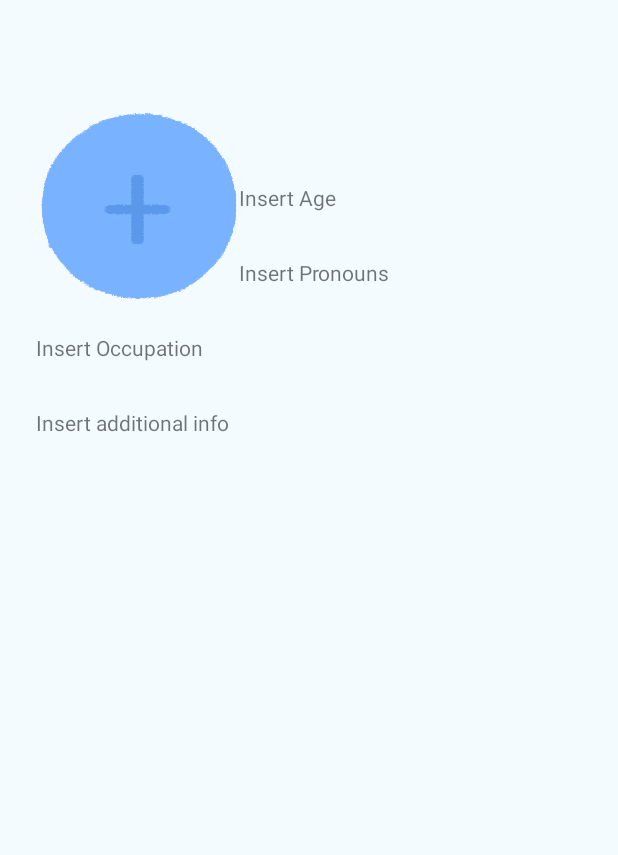
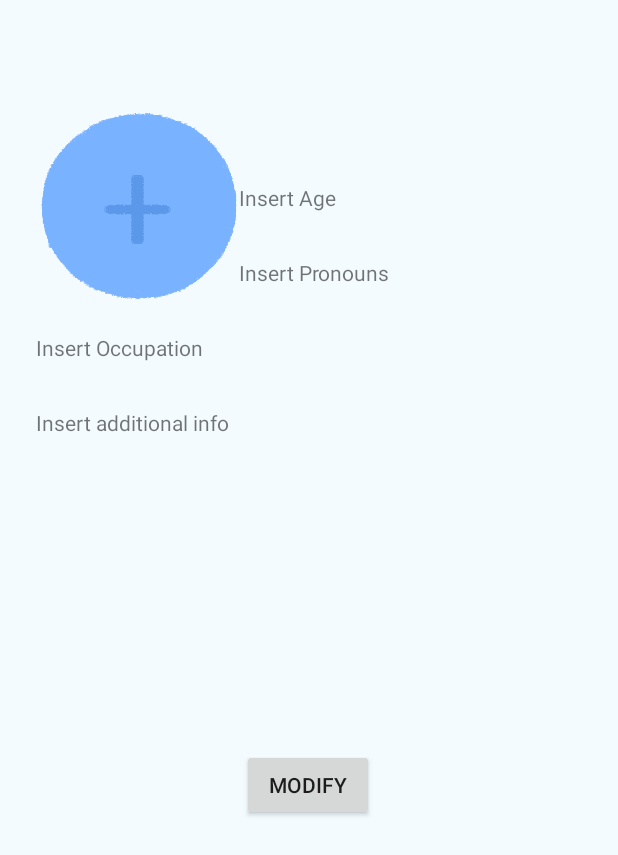
Before and after one commit to TheMage101/H22-GR5-who-did-that, an Android app: the layout activity_view_personne.xml on its own in the app's theme, with its tools: preview values and no code run, on a phone screen of 412 x 824 dp. Shown: the top 855 px of the screen. Run offline under Robolectric (Android 15) with nearby library versions, the phone set to English and light mode, and no system bars.

Commit message:
changed manifest
menu choose is what gets opened
added modify button to return to personne creation menu

```diff
--- a/Project/app/src/main/AndroidManifest.xml
+++ b/Project/app/src/main/AndroidManifest.xml
@@ -34,13 +34,16 @@
             android:name=".MenuCreationPersonne"
             android:exported="false" />
         <activity
-            android:name=".MenuChoose"
+            android:name=".MenuViewPersonne"
             android:exported="false" />
         <activity
             android:name=".MenuNotes"
             android:exported="false" />
         <activity
             android:name=".MainActivity"
+            android:exported="false"/>
+        <activity
+            android:name=".MenuChoose"
             android:exported="true">
             <intent-filter>
                 <action android:name="android.intent.action.MAIN" />
@@ -48,6 +51,7 @@
                 <category android:name="android.intent.category.LAUNCHER" />
             </intent-filter>
         </activity>
+
     </application>
 
 </manifest>
--- a/Project/app/src/main/res/layout/activity_view_personne.xml
+++ b/Project/app/src/main/res/layout/activity_view_personne.xml
@@ -64,7 +64,7 @@
     <ScrollView
         android:id="@+id/scrollView2"
         android:layout_width="0dp"
-        android:layout_height="375dp"
+        android:layout_height="219dp"
         android:layout_marginBottom="84dp"
         app:layout_constraintBottom_toBottomOf="parent"
         app:layout_constraintEnd_toEndOf="@+id/textPersonName"
@@ -83,4 +83,15 @@
             android:minHeight="50dp" />
     </ScrollView>
 
+    <Button
+        android:id="@+id/modifyPersonButton"
+        android:layout_width="wrap_content"
+        android:layout_height="wrap_content"
+        android:layout_marginTop="8dp"
+        android:text="Modify"
+        app:layout_constraintEnd_toEndOf="parent"
+        app:layout_constraintHorizontal_bias="0.498"
+        app:layout_constraintStart_toStartOf="parent"
+        app:layout_constraintTop_toBottomOf="@+id/scrollView2" />
+
 </androidx.constraintlayout.widget.ConstraintLayout>
```
Also changed, not shown: Project/app/src/main/java/com/example/whodidthat/MenuCreationPersonne.kt (+6 -2 lines), Project/app/src/main/java/com/example/whodidthat/MenuViewPersonne.kt (+17 -7 lines).
